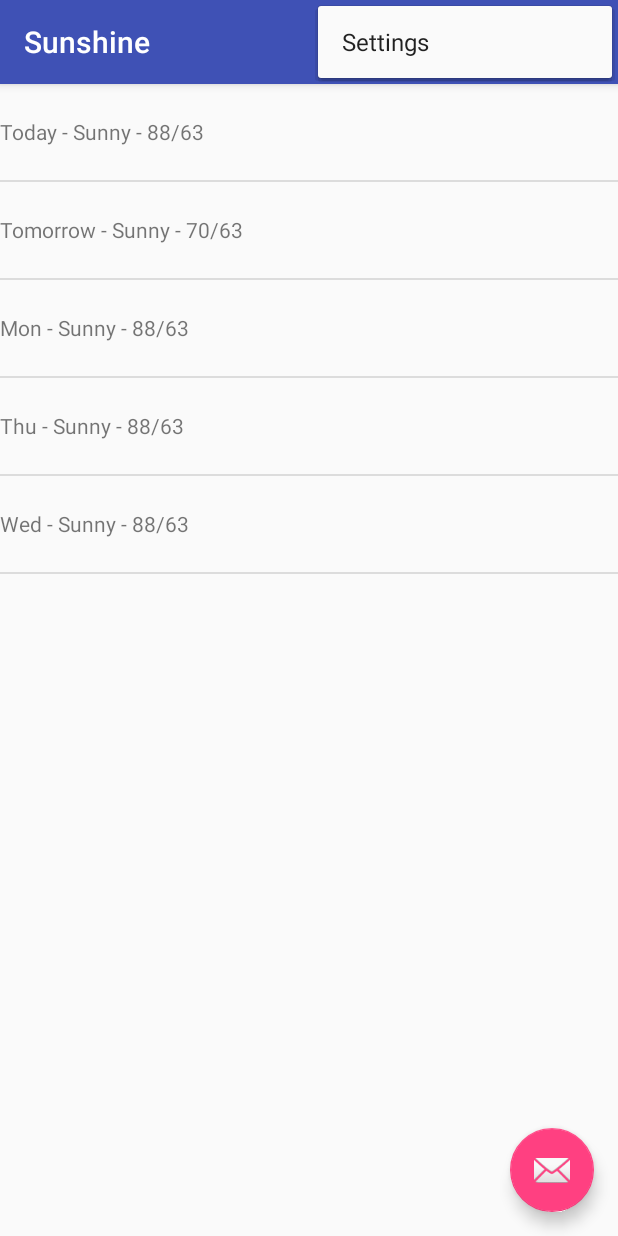
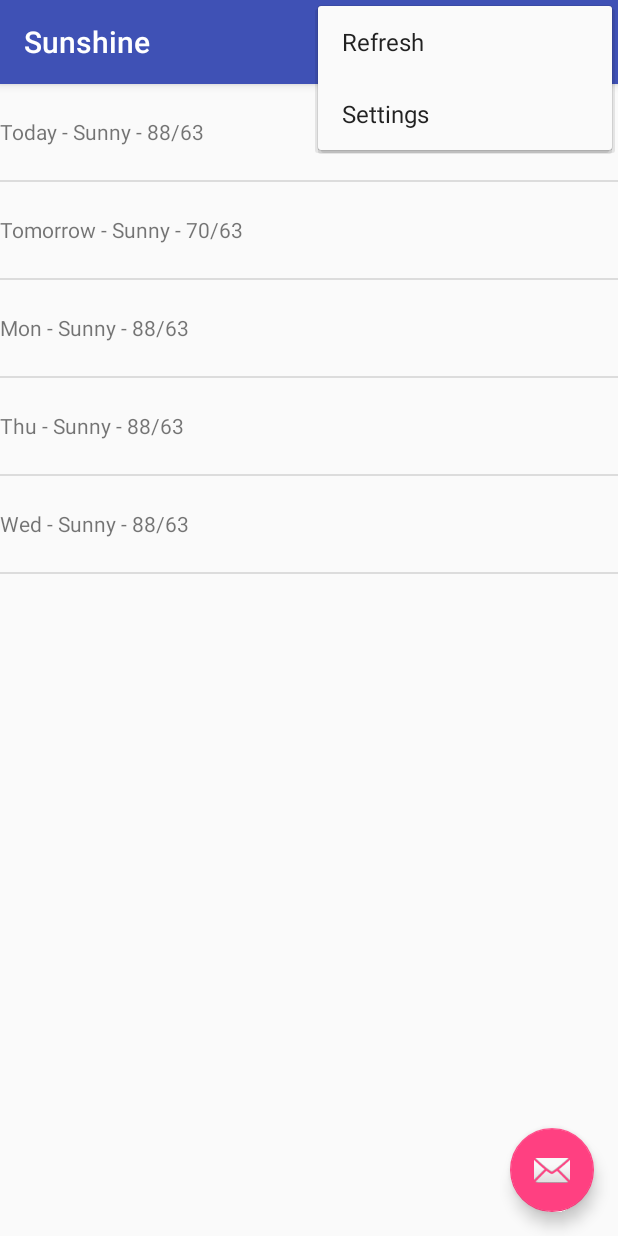
Before and after one commit to ricardogarfe/Sunshine, an Android app: the screen it shows after launch (MainActivity), with the options menu open, on a phone screen of 412 x 824 dp. Run offline under Robolectric (Android 15) with nearby library versions, the light colour scheme and no system bars.

Commit message:
[ci  skip] - Refresh menu with Security Exception called from Fragment

```diff
--- a/app/src/main/java/com/ricardogarfe/sunshine/app/ForecastFragment.java
+++ b/app/src/main/java/com/ricardogarfe/sunshine/app/ForecastFragment.java
@@ -3,6 +3,9 @@
 import android.os.Bundle;
 import android.support.v4.app.Fragment;
 import android.view.LayoutInflater;
+import android.view.Menu;
+import android.view.MenuInflater;
+import android.view.MenuItem;
 import android.view.View;
 import android.view.ViewGroup;
 import android.widget.ArrayAdapter;
@@ -20,11 +23,34 @@
     }
 
     @Override
+    public void onCreate(Bundle savedInstanceState) {
+        super.onCreate(savedInstanceState);
+        setHasOptionsMenu(true);
+    }
+
+    @Override
+    public void onCreateOptionsMenu(Menu menu, MenuInflater inflater) {
+        inflater.inflate(R.menu.forecastfragment, menu);
+    }
+
+    @Override
+    public boolean onOptionsItemSelected(MenuItem item) {
+
+        int id = item.getItemId();
+
+        if (id == R.id.action_refresh) {
+            FetchWeatherTask fetchWeatherTask = new FetchWeatherTask();
+            fetchWeatherTask.execute();
+            return true;
+        }
+
+        return super.onOptionsItemSelected(item);
+    }
+
+    @Override
     public View onCreateView(LayoutInflater inflater, ViewGroup container,
                              Bundle savedInstanceState) {
-
         View rootView = inflater.inflate(R.layout.fragment_main, container, false);
-
 
         List<String> weatherPrevisions = new ArrayList<>();
         weatherPrevisions.add("Today - Sunny - 88/63");
@@ -46,4 +72,5 @@
 
         return rootView;
     }
+
 }
--- /dev/null
+++ b/app/src/main/res/menu/forecastfragment.xml
@@ -0,0 +1,8 @@
+<?xml version="1.0" encoding="utf-8"?>
+<menu xmlns:android="http://schemas.android.com/apk/res/android"
+    xmlns:app="http://schemas.android.com/apk/res-auto">
+    <item
+        android:id="@+id/action_refresh"
+        android:title="@string/action_refresh"
+        app:showAsAction="never" />
+</menu>
--- a/app/src/main/res/values/strings.xml
+++ b/app/src/main/res/values/strings.xml
@@ -1,4 +1,5 @@
 <resources>
     <string name="app_name">Sunshine</string>
     <string name="action_settings">Settings</string>
+    <string name="action_refresh">Refresh</string>
 </resources>
```
Also changed, not shown: 1 other file.
